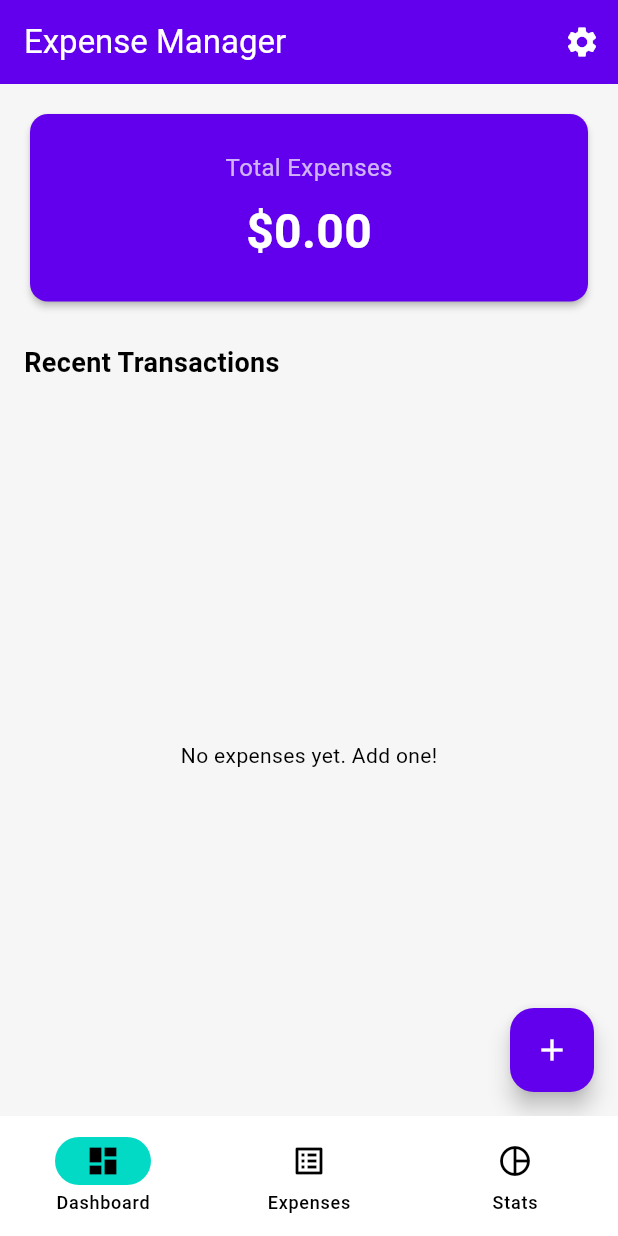
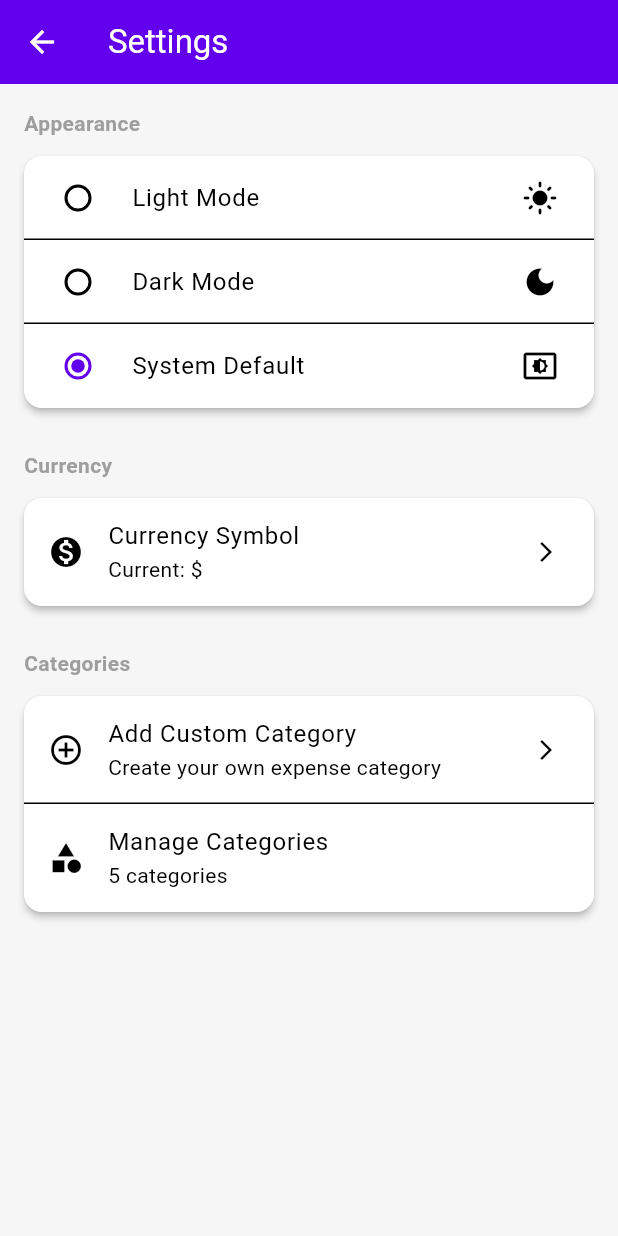
Before and after one commit to Gamitha-Harshana/Expense-Manager-APP, a Flutter app: the screen it shows after launch, after a tap on the "settings" icon, on a phone screen of 412 x 824 dp. Run offline on Flutter 3.47's test engine with Material 3 defaults, Android fonts, the phone set to English and light mode, and no system bars; our stand-ins replace fl_chart, hive, hive_flutter; accounts and stored records are empty.

Commit message:
adding settings tab

```diff
--- a/lib/ui/screens/dashboard_screen.dart
+++ b/lib/ui/screens/dashboard_screen.dart
@@ -1,21 +1,42 @@
 import 'package:flutter/material.dart';
 import 'package:provider/provider.dart';
 import '../../providers/expense_provider.dart';
+import '../../providers/settings_provider.dart';
 import '../../core/utils.dart';
 import 'add_expense_screen.dart';
+import 'settings_screen.dart';
+import 'monthly_report_screen.dart';
 
 class DashboardScreen extends StatelessWidget {
   const DashboardScreen({super.key});
 
   @override
   Widget build(BuildContext context) {
+    final currency = Provider.of<SettingsProvider>(context).currencySymbol;
+
     return Scaffold(
       appBar: AppBar(
         title: const Text('Expense Manager'),
         actions: [
           IconButton(
+            icon: const Icon(Icons.notifications),
+            tooltip: 'Monthly Report',
+            onPressed: () {
+              Navigator.push(
+                context,
+                MaterialPageRoute(builder: (_) => const MonthlyReportScreen()),
+              );
+            },
+          ),
+          IconButton(
             icon: const Icon(Icons.settings),
-            onPressed: () {},
+            tooltip: 'Settings',
+            onPressed: () {
+              Navigator.push(
+                context,
+                MaterialPageRoute(builder: (_) => const SettingsScreen()),
+              );
+            },
           ),
         ],
       ),
@@ -41,7 +62,7 @@ class DashboardScreen extends StatelessWidget {
                           ),
                           const SizedBox(height: 8),
                           Text(
-                            AppUtils.formatCurrency(total),
+                            AppUtils.formatCurrency(total, symbol: currency),
                             style: const TextStyle(
                               color: Colors.white,
                               fontSize: 32,
@@ -75,19 +96,21 @@ class DashboardScreen extends StatelessWidget {
                     (context, index) {
                       final expense = recentExpenses[index];
                       final category = provider.getCategoryById(expense.categoryId);
-                      final icon = _getIconData(category?.iconName ?? 'attach_money');
 
                       return ListTile(
                         leading: CircleAvatar(
                           backgroundColor: category != null
                               ? Color(category.colorValue)
                               : Colors.grey,
-                          child: Icon(icon, color: Colors.white),
+                          child: Icon(
+                            AppUtils.getIconData(category?.iconName ?? ''),
+                            color: Colors.white,
+                          ),
                         ),
                         title: Text(expense.title),
                         subtitle: Text(AppUtils.formatDate(expense.date)),
                         trailing: Text(
-                          AppUtils.formatCurrency(expense.amount),
+                          AppUtils.formatCurrency(expense.amount, symbol: currency),
                           style: const TextStyle(
                             fontWeight: FontWeight.bold,
                             color: Colors.redAccent,
@@ -113,15 +136,4 @@ class DashboardScreen extends StatelessWidget {
       ),
     );
   }
-
-  IconData _getIconData(String iconName) {
-    switch (iconName) {
-      case 'restaurant': return Icons.restaurant;
-      case 'directions_car': return Icons.directions_car;
-      case 'shopping_bag': return Icons.shopping_bag;
-      case 'receipt': return Icons.receipt;
-      case 'movie': return Icons.movie;
-      default: return Icons.attach_money;
-    }
-  }
 }
--- a/lib/ui/screens/expense_list_screen.dart
+++ b/lib/ui/screens/expense_list_screen.dart
@@ -1,6 +1,7 @@
 import 'package:flutter/material.dart';
 import 'package:provider/provider.dart';
 import '../../providers/expense_provider.dart';
+import '../../providers/settings_provider.dart';
 import '../../core/utils.dart';
 import 'add_expense_screen.dart';
 
@@ -16,6 +17,7 @@ class ExpenseListScreen extends StatelessWidget {
       body: Consumer<ExpenseProvider>(
         builder: (context, provider, child) {
           final expenses = provider.expenses;
+          final currency = Provider.of<SettingsProvider>(context).currencySymbol;
 
           if (expenses.isEmpty) {
             return const Center(child: Text('No expenses recorded.'));
@@ -53,7 +55,7 @@ class ExpenseListScreen extends StatelessWidget {
                   title: Text(expense.title),
                   subtitle: Text('${AppUtils.formatDate(expense.date)} • ${category?.name ?? 'Unknown'}'),
                   trailing: Text(
-                    AppUtils.formatCurrency(expense.amount),
+                    AppUtils.formatCurrency(expense.amount, symbol: currency),
                     style: const TextStyle(
                       fontWeight: FontWeight.bold,
                       color: Colors.redAccent,
--- /dev/null
+++ b/lib/ui/screens/settings_screen.dart
@@ -0,0 +1,169 @@
+import 'package:flutter/material.dart';
+import 'package:provider/provider.dart';
+import '../../providers/settings_provider.dart';
+import '../../providers/expense_provider.dart';
+import '../../core/utils.dart';
+import 'add_category_screen.dart';
+
+class SettingsScreen extends StatelessWidget {
+  const SettingsScreen({super.key});
+
+  static const List<Map<String, String>> currencies = [
+    {'symbol': '\$', 'name': 'US Dollar (\$)'},
+    {'symbol': '€', 'name': 'Euro (€)'},
+    {'symbol': '£', 'name': 'British Pound (£)'},
+    {'symbol': '¥', 'name': 'Japanese Yen (¥)'},
+    {'symbol': '₹', 'name': 'Indian Rupee (₹)'},
+    {'symbol': 'Rs', 'name': 'Sri Lankan Rupee (Rs)'},
+    {'symbol': '₩', 'name': 'Korean Won (₩)'},
+    {'symbol': '₽', 'name': 'Russian Ruble (₽)'},
+    {'symbol': 'A\$', 'name': 'Australian Dollar (A\$)'},
+    {'symbol': 'C\$', 'name': 'Canadian Dollar (C\$)'},
+  ];
+
+  @override
+  Widget build(BuildContext context) {
+    final settingsProvider = Provider.of<SettingsProvider>(context);
+
+    return Scaffold(
+      appBar: AppBar(
+        title: const Text('Settings'),
+      ),
+      body: ListView(
+        children: [
+          // ---- Theme Section ----
+          const Padding(
+            padding: EdgeInsets.fromLTRB(16, 16, 16, 8),
+            child: Text(
+              'Appearance',
+              style: TextStyle(fontSize: 14, fontWeight: FontWeight.bold, color: Colors.grey),
+            ),
+          ),
+          Card(
+            margin: const EdgeInsets.symmetric(horizontal: 16, vertical: 4),
+            child: Column(
+              children: [
+                RadioListTile<ThemeMode>(
+                  title: const Text('Light Mode'),
+                  secondary: const Icon(Icons.light_mode),
+                  value: ThemeMode.light,
+                  groupValue: settingsProvider.themeMode,
+                  onChanged: (val) => settingsProvider.setThemeMode(val!),
+                ),
+                const Divider(height: 0),
+                RadioListTile<ThemeMode>(
+                  title: const Text('Dark Mode'),
+                  secondary: const Icon(Icons.dark_mode),
+                  value: ThemeMode.dark,
+                  groupValue: settingsProvider.themeMode,
+                  onChanged: (val) => settingsProvider.setThemeMode(val!),
+                ),
+                const Divider(height: 0),
+                RadioListTile<ThemeMode>(
+                  title: const Text('System Default'),
+                  secondary: const Icon(Icons.settings_brightness),
+                  value: ThemeMode.system,
+                  groupValue: settingsProvider.themeMode,
+                  onChanged: (val) => settingsProvider.setThemeMode(val!),
+                ),
+              ],
+            ),
+          ),
+
+          // ---- Currency Section ----
+          const Padding(
+            padding: EdgeInsets.fromLTRB(16, 24, 16, 8),
+            child: Text(
+              'Currency',
+              style: TextStyle(fontSize: 14, fontWeight: FontWeight.bold, color: Colors.grey),
+            ),
+          ),
+          Card(
+            margin: const EdgeInsets.symmetric(horizontal: 16, vertical: 4),
+            child: ListTile(
+              leading: const Icon(Icons.monetization_on),
+              title: const Text('Currency Symbol'),
+              subtitle: Text('Current: ${settingsProvider.currencySymbol}'),
+              trailing: const Icon(Icons.arrow_forward_ios, size: 16),
+              onTap: () => _showCurrencyPicker(context, settingsProvider),
+            ),
+          ),
+
+          // ---- Categories Section ----
+          const Padding(
+            padding: EdgeInsets.fromLTRB(16, 24, 16, 8),
+            child: Text(
+              'Categories',
+              style: TextStyle(fontSize: 14, fontWeight: FontWeight.bold, color: Colors.grey),
+            ),
+          ),
+          Card(
+            margin: const EdgeInsets.symmetric(horizontal: 16, vertical: 4),
+            child: Column(
+              children: [
+                ListTile(
+                  leading: const Icon(Icons.add_circle_outline),
+                  title: const Text('Add Custom Category'),
+                  subtitle: const Text('Create your own expense category'),
+                  trailing: const Icon(Icons.arrow_forward_ios, size: 16),
+                  onTap: () {
+                    Navigator.push(
+                      context,
+                      MaterialPageRoute(builder: (_) => const AddCategoryScreen()),
+                    );
+                  },
+                ),
+                const Divider(height: 0),
+                ListTile(
+                  leading: const Icon(Icons.category),
+                  title: const Text('Manage Categories'),
+                  subtitle: Consumer<ExpenseProvider>(
+                    builder: (context, provider, _) {
+                      return Text('${provider.categories.length} categories');
+                    },
+                  ),
+                ),
+              ],
+            ),
+          ),
+          const SizedBox(height: 32),
+        ],
+      ),
+    );
+  }
+
+  void _showCurrencyPicker(BuildContext context, SettingsProvider provider) {
+    showModalBottomSheet(
+      context: context,
+      builder: (context) {
+        return ListView.builder(
+          itemCount: currencies.length,
+          itemBuilder: (context, index) {
+            final currency = currencies[index];
+            final isSelected = provider.currencySymbol == currency['symbol'];
+            return ListTile(
+              leading: CircleAvatar(
+                backgroundColor: isSelected
+                    ? Theme.of(context).colorScheme.primary
+                    : Colors.grey.shade300,
+                child: Text(
+                  currency['symbol']!,
+                  style: TextStyle(
+                    color: isSelected ? Colors.white : Colors.black,
+                    fontWeight: FontWeight.bold,
+                  ),
+                ),
+              ),
+              title: Text(currency['name']!),
+              trailing: isSelected ? const Icon(Icons.check, color: Colors.green) : null,
+              onTap: () {
+                provider.setCurrencySymbol(currency['symbol']!);
+                Navigator.pop(context);
+              },
+            );
+          },
+        );
+      },
+    );
+  }
+}
--- a/lib/ui/screens/statistics_screen.dart
+++ b/lib/ui/screens/statistics_screen.dart
@@ -2,6 +2,7 @@ import 'package:flutter/material.dart';
 import 'package:provider/provider.dart';
 import 'package:fl_chart/fl_chart.dart';
 import '../../providers/expense_provider.dart';
+import '../../providers/settings_provider.dart';
 import '../../core/utils.dart';
 
 class StatisticsScreen extends StatelessWidget {
@@ -17,6 +18,7 @@ class StatisticsScreen extends StatelessWidget {
         builder: (context, provider, child) {
           final expenses = provider.expenses;
           final categories = provider.categories;
+          final currency = Provider.of<SettingsProvider>(context).currencySymbol;
 
           if (expenses.isEmpty) {
             return const Center(child: Text('No expenses to analyze.'));
@@ -66,7 +68,7 @@ class StatisticsScreen extends StatelessWidget {
                       children: [
                         const Text('Total'),
                         Text(
-                          AppUtils.formatCurrency(provider.totalExpenses),
+                          AppUtils.formatCurrency(provider.totalExpenses, symbol: currency),
                           style: const TextStyle(
                             fontSize: 20,
                             fontWeight: FontWeight.bold,
@@ -96,7 +98,7 @@ class StatisticsScreen extends StatelessWidget {
                       ),
                       title: Text(category.name),
                       trailing: Text(
-                        AppUtils.formatCurrency(total),
+                        AppUtils.formatCurrency(total, symbol: currency),
                         style: const TextStyle(fontWeight: FontWeight.bold),
                       ),
                     );
```
Also changed, not shown: lib/ui/screens/add_category_screen.dart (added, +188 -0 lines), lib/ui/screens/monthly_report_screen.dart (added, +248 -0 lines).
